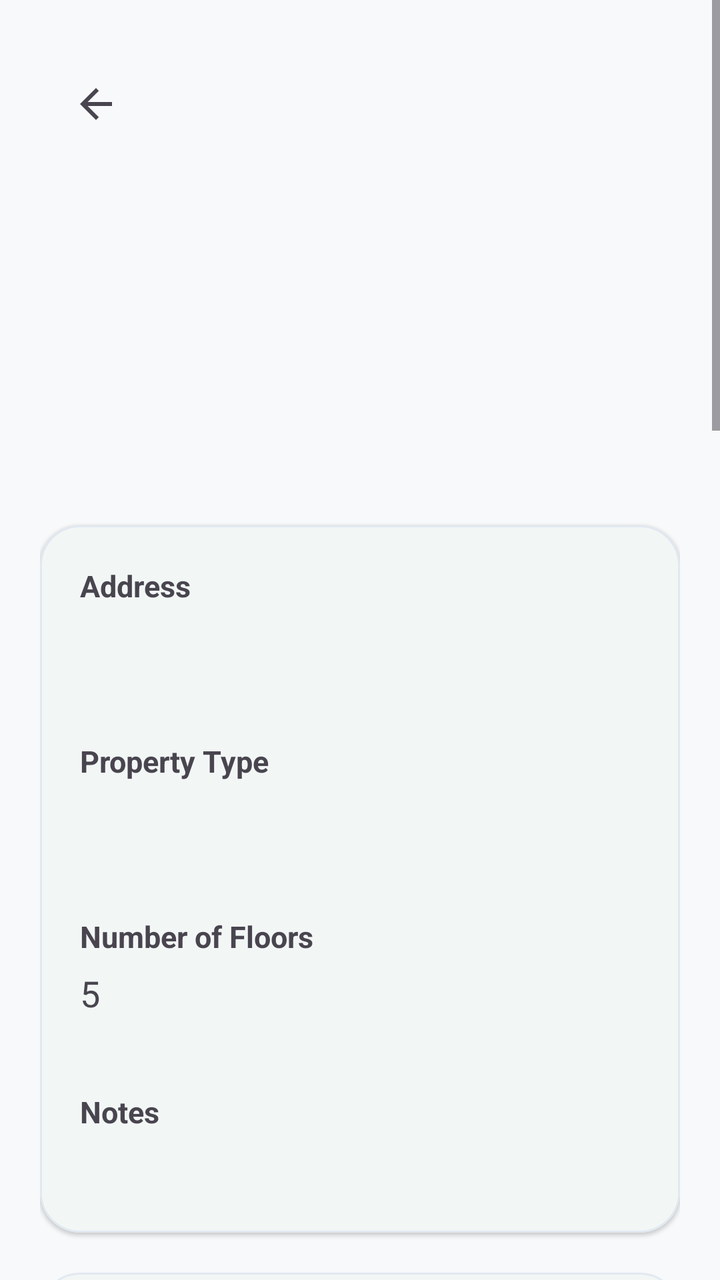
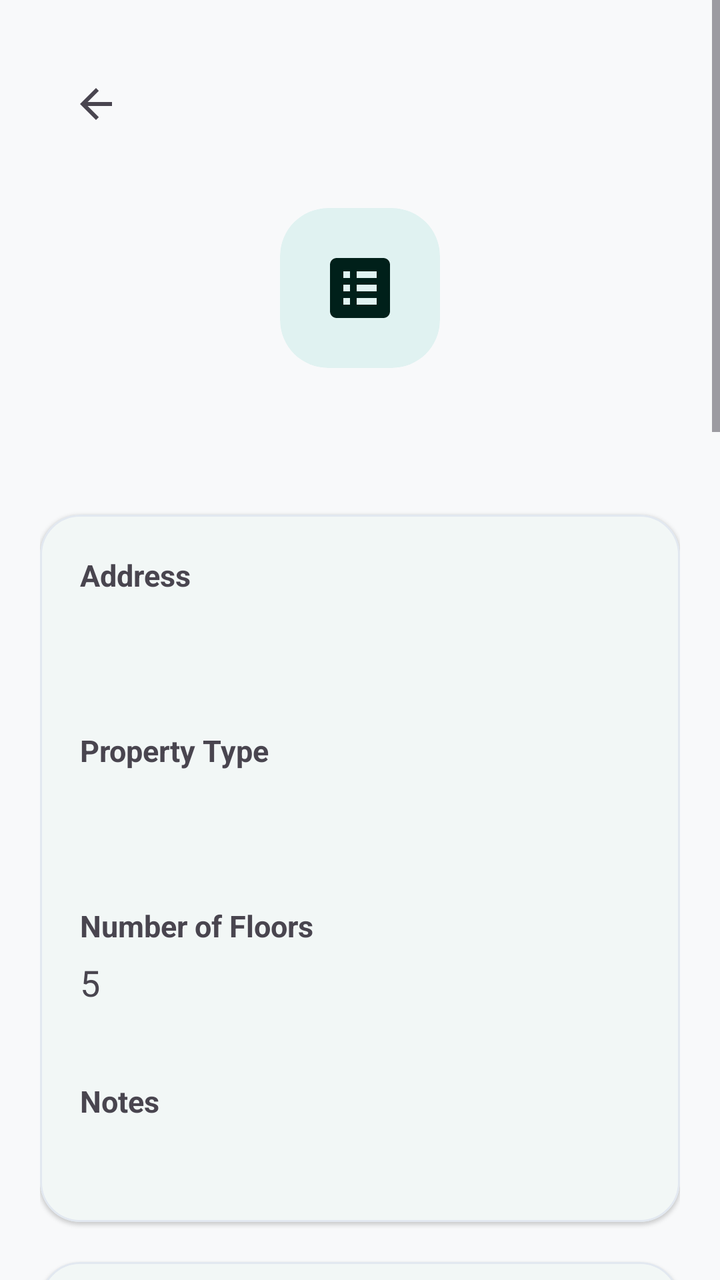

The first picture is an Android layout as it rendered before a commit; the second is the same layout after the commit. The layout source and the unified diff follow.
<!-- AndroidManifest.xml: application theme Theme.RobHouseRental -->
<!-- res/layout/activity_property_details.xml -->
<?xml version="1.0" encoding="utf-8"?>
<ScrollView
    xmlns:android="http://schemas.android.com/apk/res/android"
    xmlns:app="http://schemas.android.com/apk/res-auto"
    android:layout_width="match_parent"
    android:layout_height="match_parent"
    android:fitsSystemWindows="true"
    android:fillViewport="true">

    <LinearLayout
        android:layout_width="match_parent"
        android:layout_height="wrap_content"
        android:orientation="vertical"
        android:padding="20dp">

        
        <com.google.android.material.appbar.MaterialToolbar
            android:id="@+id/toolbarPropertyDetails"
            android:layout_width="match_parent"
            android:layout_height="?attr/actionBarSize"
            android:title="@string/property_details_title"
            app:navigationIcon="@drawable/ic_arrow_back" />

        
        <TextView
            android:id="@+id/tvPropertyIcon"
            android:layout_width="match_parent"
            android:layout_height="wrap_content"
            android:layout_marginTop="20dp"
            android:gravity="center"
            android:text=""
            android:textSize="64sp" />

        
        <TextView
            android:id="@+id/tvPropertyName"
            android:layout_width="match_parent"
            android:layout_height="wrap_content"
            android:layout_marginTop="12dp"
            android:gravity="center"
            
            android:textSize="28sp"
            android:textStyle="bold" />

        
        <com.google.android.material.card.MaterialCardView
            android:layout_width="match_parent"
            android:layout_height="wrap_content"
            android:layout_marginTop="24dp"
            app:cardCornerRadius="20dp"
            app:cardElevation="1dp"
            app:strokeWidth="1dp">

            <LinearLayout
                android:layout_width="match_parent"
                android:layout_height="wrap_content"
                android:orientation="vertical"
                android:padding="20dp">

                
                <TextView
                    android:layout_width="match_parent"
                    android:layout_height="wrap_content"
                    android:text="@string/address_label"
                    android:textSize="15sp"
                    android:textStyle="bold" />

                <TextView
                    android:id="@+id/tvPropertyAddress"
                    android:layout_width="match_parent"
                    android:layout_height="wrap_content"
                    android:layout_marginTop="6dp"
                    
                    android:textSize="18sp" />

                <View
                    android:layout_width="match_parent"
                    android:layout_height="1dp"
                    android:layout_marginVertical="18dp" />

                
                <TextView
                    android:layout_width="match_parent"
                    android:layout_height="wrap_content"
                    android:text="@string/property_type"
                    android:textSize="15sp"
                    android:textStyle="bold" />

                <TextView
                    android:id="@+id/tvPropertyType"
                    android:layout_width="match_parent"
                    android:layout_height="wrap_content"
                    android:layout_marginTop="6dp"
                    
                    android:textSize="18sp" />

                <View
                    android:layout_width="match_parent"
                    android:layout_height="1dp"
                    android:layout_marginVertical="18dp" />

                
                <TextView
                    android:layout_width="match_parent"
                    android:layout_height="wrap_content"
                    android:text="@string/number_of_floors_label"
                    android:textSize="15sp"
                    android:textStyle="bold" />

                <TextView
                    android:id="@+id/tvPropertyFloors"
                    android:layout_width="match_parent"
                    android:layout_height="wrap_content"
                    android:layout_marginTop="6dp"
                    android:text="5"
                    android:textSize="18sp" />

                <View
                    android:layout_width="match_parent"
                    android:layout_height="1dp"
                    android:layout_marginVertical="18dp" />

                
                <TextView
                    android:layout_width="match_parent"
                    android:layout_height="wrap_content"
                    android:text="@string/notes"
                    android:textSize="15sp"
                    android:textStyle="bold" />

                <TextView
                    android:id="@+id/tvPropertyNotes"
                    android:layout_width="match_parent"
                    android:layout_height="wrap_content"
                    android:layout_marginTop="6dp"
                    
                    android:textSize="18sp" />

            </LinearLayout>

        </com.google.android.material.card.MaterialCardView>

        
        <com.google.android.material.card.MaterialCardView
            android:layout_width="match_parent"
            android:layout_height="wrap_content"
            android:layout_marginTop="20dp"
            app:cardCornerRadius="20dp"
            app:cardElevation="1dp"
            app:strokeWidth="1dp">

            <LinearLayout
                android:layout_width="match_parent"
                android:layout_height="wrap_content"
                android:orientation="vertical"
                android:padding="20dp">

                <TextView
                    android:layout_width="match_parent"
                    android:layout_height="wrap_content"
                    android:text="@string/property_status_label"
                    android:textSize="20sp"
                    android:textStyle="bold" />

                <TextView
                    android:id="@+id/tvPropertyStatus"
                    android:layout_width="match_parent"
                    android:layout_height="wrap_content"
                    android:layout_marginTop="8dp"
                    
                    android:textSize="18sp" />

                <TextView
                    android:id="@+id/tvPropertyId"
                    android:layout_width="match_parent"
                    android:layout_height="wrap_content"
                    android:layout_marginTop="8dp"
                    
                    android:textSize="15sp" />

            </LinearLayout>

        </com.google.android.material.card.MaterialCardView>

        
        <com.google.android.material.card.MaterialCardView
            android:id="@+id/cardPropertyOperationalSummary"
            android:layout_width="match_parent"
            android:layout_height="wrap_content"
            android:layout_marginTop="20dp"
            app:cardCornerRadius="20dp"
            app:cardElevation="1dp"
            app:strokeWidth="1dp">

            <LinearLayout
                android:layout_width="match_parent"
                android:layout_height="wrap_content"
                android:orientation="vertical"
                android:padding="20dp">

                <TextView
                    android:layout_width="match_parent"
                    android:layout_height="wrap_content"
                    android:text="@string/tab_report_dashboard"
                    android:textSize="20sp"
                    android:textStyle="bold" />

                <GridLayout
                    android:layout_width="match_parent"
                    android:layout_height="wrap_content"
                    android:layout_marginTop="12dp"
                    android:columnCount="2"
                    android:rowCount="4">

                    <TextView
                        android:id="@+id/tvSummaryTotalUnits"
                        android:layout_width="0dp"
                        android:layout_height="wrap_content"
                        android:layout_columnWeight="1"
                        android:layout_margin="4dp"
                        android:background="?attr/colorSurfaceVariant"
                        android:padding="12dp"
                        android:text="Total Units: 0"
                        android:textSize="14sp"
                        android:textStyle="bold" />

                    <TextView
                        android:id="@+id/tvSummaryOccupiedUnits"
                        android:layout_width="0dp"
                        android:layout_height="wrap_content"
                        android:layout_columnWeight="1"
                        android:layout_margin="4dp"
                        android:background="?attr/colorSurfaceVariant"
                        android:padding="12dp"
                        android:text="Occupied: 0"
                        android:textSize="14sp"
                        android:textStyle="bold" />

                    <TextView
                        android:id="@+id/tvSummaryVacantUnits"
                        android:layout_width="0dp"
                        android:layout_height="wrap_content"
                        android:layout_columnWeight="1"
                        android:layout_margin="4dp"
                        android:background="?attr/colorSurfaceVariant"
                        android:padding="12dp"
                        android:text="Vacant: 0"
                        android:textSize="14sp"
                        android:textStyle="bold" />

                    <TextView
                        android:id="@+id/tvSummaryOccupancyRate"
                        android:layout_width="0dp"
                        android:layout_height="wrap_content"
                        android:layout_columnWeight="1"
                        android:layout_margin="4dp"
                        android:background="?attr/colorSurfaceVariant"
                        android:padding="12dp"
                        android:text="Occupancy: 0%"
                        android:textSize="14sp"
                        android:textStyle="bold" />

                    <TextView
                        android:id="@+id/tvSummaryExpectedRent"
                        android:layout_width="0dp"
                        android:layout_height="wrap_content"
                        android:layout_columnWeight="1"
                        android:layout_margin="4dp"
                        android:background="?attr/colorSurfaceVariant"
                        android:padding="12dp"
                        android:text="Expected: ৳0"
                        android:textSize="14sp"
                        android:textStyle="bold" />

                    <TextView
                        android:id="@+id/tvSummaryCollectedRent"
                        android:layout_width="0dp"
                        android:layout_height="wrap_content"
                        android:layout_columnWeight="1"
                        android:layout_margin="4dp"
                        android:background="?attr/colorSurfaceVariant"
                        android:padding="12dp"
                        android:text="Collected: ৳0"
                        android:textSize="14sp"
                        android:textStyle="bold" />

                    <TextView
                        android:id="@+id/tvSummaryOutstandingRent"
                        android:layout_width="0dp"
                        android:layout_height="wrap_content"
                        android:layout_columnSpan="2"
                        android:layout_columnWeight="2"
                        android:layout_margin="4dp"
                        android:background="?attr/colorSurfaceVariant"
                        android:padding="12dp"
                        android:text="Outstanding: ৳0"
                        android:textColor="?attr/colorError"
                        android:textSize="14sp"
                        android:textStyle="bold" />

                </GridLayout>

            </LinearLayout>

        </com.google.android.material.card.MaterialCardView>

        
        <com.google.android.material.card.MaterialCardView
            android:layout_width="match_parent"
            android:layout_height="wrap_content"
            android:layout_marginTop="20dp"
            app:cardCornerRadius="20dp"
            app:cardElevation="1dp"
            app:strokeWidth="1dp">

            <LinearLayout
                android:layout_width="match_parent"
                android:layout_height="wrap_content"
                android:orientation="vertical"
                android:padding="20dp">

                <TextView
                    android:layout_width="match_parent"
                    android:layout_height="wrap_content"
                    android:text="@string/maintenance_title"
                    android:textSize="20sp"
                    android:textStyle="bold" />

                <GridLayout
                    android:layout_width="match_parent"
                    android:layout_height="wrap_content"
                    android:layout_marginTop="12dp"
                    android:columnCount="2">

                    <TextView
                        android:id="@+id/tvMaintSummaryOpen"
                        android:layout_width="0dp"
                        android:layout_height="wrap_content"
                        android:layout_columnWeight="1"
                        android:layout_margin="4dp"
                        android:background="?attr/colorSurfaceVariant"
                        android:padding="12dp"
                        android:text="Open: 0"
                        android:textSize="14sp"
                        android:textStyle="bold" />

                    <TextView
                        android:id="@+id/tvMaintSummaryInProgress"
                        android:layout_width="0dp"
                        android:layout_height="wrap_content"
                        android:layout_columnWeight="1"
                        android:layout_margin="4dp"
                        android:background="?attr/colorSurfaceVariant"
                        android:padding="12dp"
                        android:text="In Progress: 0"
                        android:textSize="14sp"
                        android:textStyle="bold" />

                    <TextView
                        android:id="@+id/tvMaintSummaryCost"
                        android:layout_width="0dp"
                        android:layout_height="wrap_content"
                        android:layout_columnSpan="2"
                        android:layout_columnWeight="2"
                        android:layout_margin="4dp"
                        android:background="?attr/colorSurfaceVariant"
                        android:padding="12dp"
                        android:text="This Month Cost: ৳0"
                        android:textSize="14sp"
                        android:textStyle="bold" />

                </GridLayout>

                <LinearLayout
                    android:layout_width="match_parent"
                    android:layout_height="wrap_content"
                    android:layout_marginTop="12dp"
                    android:orientation="horizontal">

                    <com.google.android.material.button.MaterialButton
                        android:id="@+id/btnViewPropertyMaintenance"
                        style="@style/Widget.Material3.Button.TonalButton"
                        android:layout_width="0dp"
                        android:layout_height="wrap_content"
                        android:layout_weight="1"
                        android:layout_marginEnd="6dp"
                        android:text="@string/maintenance_title" />

                    <com.google.android.material.button.MaterialButton
                        android:id="@+id/btnAddPropertyMaintenance"
                        style="@style/Widget.Material3.Button.OutlinedButton"
                        android:layout_width="0dp"
                        android:layout_height="wrap_content"
                        android:layout_weight="1"
                        android:layout_marginStart="6dp"
                        android:text="@string/add_maintenance" />

                </LinearLayout>

            </LinearLayout>

        </com.google.android.material.card.MaterialCardView>

        
        <com.google.android.material.card.MaterialCardView
            android:layout_width="match_parent"
            android:layout_height="wrap_content"
            android:layout_marginTop="20dp"
            app:cardCornerRadius="20dp"
            app:cardElevation="1dp"
            app:strokeWidth="1dp">

            <LinearLayout
                android:layout_width="match_parent"
                android:layout_height="wrap_content"
                android:orientation="vertical"
                android:padding="20dp">

                
                <LinearLayout
                    android:layout_width="match_parent"
                    android:layout_height="wrap_content"
                    android:gravity="center_vertical"
                    android:orientation="horizontal">

                    <TextView
                        android:layout_width="0dp"
                        android:layout_height="wrap_content"
                        android:layout_weight="1"
                        android:text="@string/units_section_title"
                        android:textSize="20sp"
                        android:textStyle="bold" />

                    <TextView
                        android:id="@+id/tvUnitCount"
                        android:layout_width="wrap_content"
                        android:layout_height="wrap_content"
                        android:text="0"
                        android:textSize="20sp"
                        android:textStyle="bold" />

                </LinearLayout>

                
                <LinearLayout
                    android:layout_width="match_parent"
                    android:layout_height="wrap_content"
                    android:layout_marginTop="12dp"
                    android:orientation="vertical">

                    
                    <HorizontalScrollView
                        android:layout_width="match_parent"
                        android:layout_height="wrap_content"
                        android:scrollbars="none">

                        <com.google.android.material.chip.ChipGroup
                            android:id="@+id/chipGroupUnitStatus"
                            android:layout_width="wrap_content"
                            android:layout_height="wrap_content"
                            app:singleSelection="true">

                            <com.google.android.material.chip.Chip
                                android:id="@+id/chipUnitAll"
                                style="@style/Widget.Material3.Chip.Filter"
                                android:layout_width="wrap_content"
                                android:layout_height="wrap_content"
                                android:checked="true"
                                android:text="@string/all" />

                            <com.google.android.material.chip.Chip
                                android:id="@+id/chipUnitOccupied"
                                style="@style/Widget.Material3.Chip.Filter"
                                android:layout_width="wrap_content"
                                android:layout_height="wrap_content"
                                android:text="@string/status_occupied" />

                            <com.google.android.material.chip.Chip
                                android:id="@+id/chipUnitVacant"
                                style="@style/Widget.Material3.Chip.Filter"
                                android:layout_width="wrap_content"
                                android:layout_height="wrap_content"
                                android:text="@string/status_vacant" />

                        </com.google.android.material.chip.ChipGroup>

                    </HorizontalScrollView>

                    
                    <com.google.android.material.textfield.TextInputLayout
                        style="@style/Widget.Material3.TextInputLayout.OutlinedBox.ExposedDropdownMenu"
                        android:layout_width="match_parent"
                        android:layout_height="wrap_content"
                        android:layout_marginTop="8dp">

                        <com.google.android.material.textfield.MaterialAutoCompleteTextView
                            android:id="@+id/autoFloorFilter"
                            android:layout_width="match_parent"
                            android:layout_height="wrap_content"
                            android:hint="@string/hint_unit_floor"
                            android:inputType="none" />
                    </com.google.android.material.textfield.TextInputLayout>

                </LinearLayout>

                
                <TextView
                    android:id="@+id/tvNoUnits"
                    android:layout_width="match_parent"
                    android:layout_height="wrap_content"
                    android:layout_marginTop="16dp"
                    android:gravity="center"
                    android:text="@string/empty_units"
                    android:textSize="17sp" />

                
                <androidx.recyclerview.widget.RecyclerView
                    android:id="@+id/recyclerUnits"
                    android:layout_width="match_parent"
                    android:layout_height="wrap_content"
                    android:layout_marginTop="12dp"
                    android:nestedScrollingEnabled="false" />

                
                <com.google.android.material.button.MaterialButton
                    android:id="@+id/btnAddUnit"
                    android:layout_width="match_parent"
                    android:layout_height="wrap_content"
                    android:layout_marginTop="20dp"
                    android:minHeight="56dp"
                    android:text="@string/add_unit_button"
                    android:textSize="17sp"
                    app:cornerRadius="16dp" />

            </LinearLayout>

        </com.google.android.material.card.MaterialCardView>

        
        <com.google.android.material.card.MaterialCardView
            android:layout_width="match_parent"
            android:layout_height="wrap_content"
            android:layout_marginTop="20dp"
            app:cardCornerRadius="20dp"
            app:cardElevation="1dp"
            app:strokeWidth="1dp">

            <LinearLayout
                android:layout_width="match_parent"
                android:layout_height="wrap_content"
                android:orientation="vertical"
                android:padding="20dp">

                <LinearLayout
                    android:layout_width="match_parent"
                    android:layout_height="wrap_content"
                    android:gravity="center_vertical"
                    android:orientation="horizontal">

                    <TextView
                        android:layout_width="0dp"
                        android:layout_height="wrap_content"
                        android:layout_weight="1"
                        android:text="@string/this_month_expenses"
                        android:textSize="18sp"
                        android:textStyle="bold" />

                    <TextView
                        android:id="@+id/tvPropertyMonthExpenses"
                        android:layout_width="wrap_content"
                        android:layout_height="wrap_content"
                        android:text="৳0"
                        android:textColor="?attr/colorError"
                        android:textSize="20sp"
                        android:textStyle="bold" />

                </LinearLayout>

            </LinearLayout>

        </com.google.android.material.card.MaterialCardView>

        
        <com.google.android.material.button.MaterialButton
            android:id="@+id/btnEditProperty"
            android:layout_width="match_parent"
            android:layout_height="wrap_content"
            android:layout_marginTop="24dp"
            android:minHeight="60dp"
            android:text="@string/edit_property"
            android:textSize="18sp"
            app:cornerRadius="18dp" />

        
        <Space
            android:layout_width="match_parent"
            android:layout_height="24dp" />

    </LinearLayout>

</ScrollView>
<!-- resources referenced by this layout -->
<resources>
  <!-- drawable ic_arrow_back (drawable) -->
  <vector xmlns:android="http://schemas.android.com/apk/res/android"
      android:width="24dp"
      android:height="24dp"
      android:viewportWidth="24"
      android:viewportHeight="24"
      android:tint="?attr/colorControlNormal">
    <path
        android:fillColor="#FF000000"
        android:pathData="M20,11H7.83l5.59,-5.59L12,4l-8,8 8,8 1.41,-1.41L7.83,13H20v-2z"/>
  </vector>
  <string name="add_maintenance">Add Maintenance</string>
  <string name="add_unit_button">+ Add Unit</string>
  <string name="address_label">Address</string>
  <string name="all">All</string>
  <string name="edit_property">Edit Property</string>
  <string name="empty_units">No units found.</string>
  <string name="hint_unit_floor">Floor</string>
  <string name="maintenance_title">Maintenance &amp; Services</string>
  <string name="notes">Notes</string>
  <string name="number_of_floors_label">Number of Floors</string>
  <string name="property_details_title">Property Details</string>
  <string name="property_status_label">Property Status</string>
  <string name="property_type">Property Type</string>
  <string name="status_occupied">OCCUPIED</string>
  <string name="status_vacant">VACANT</string>
  <string name="tab_report_dashboard">Dashboard</string>
  <string name="this_month_expenses">This Month\'s Expenses</string>
  <string name="units_section_title">Units</string>
  <style name="Theme.RobHouseRental" parent="Base.Theme.RobHouseRental" />
  <color name="md_theme_primary">#00695C</color>
  <color name="md_theme_onPrimary">#FFFFFF</color>
  <color name="md_theme_primaryContainer">#E0F2F1</color>
  <color name="md_theme_onPrimaryContainer">#00201A</color>
  <color name="md_theme_secondary">#1565C0</color>
  <color name="md_theme_onSecondary">#FFFFFF</color>
  <color name="md_theme_secondaryContainer">#E3F2FD</color>
  <color name="md_theme_onSecondaryContainer">#001D36</color>
  <color name="md_theme_tertiary">#6D4C41</color>
  <color name="md_theme_onTertiary">#FFFFFF</color>
  <color name="md_theme_tertiaryContainer">#EFEBE9</color>
  <color name="md_theme_onTertiaryContainer">#25150F</color>
  <color name="md_theme_background">#F8F9FA</color>
  <color name="md_theme_onBackground">#191C1D</color>
  <color name="md_theme_surface">#FFFFFF</color>
  <color name="md_theme_onSurface">#191C1D</color>
  <color name="md_theme_surfaceVariant">#F1F5F9</color>
  <color name="md_theme_onSurfaceVariant">#475569</color>
  <color name="md_theme_outline">#CBD5E1</color>
  <style name="Widget.App.CardView" parent="Widget.Material3.CardView.Elevated">
          <item name="cardCornerRadius">16dp</item>
          <item name="cardElevation">1dp</item>
          <item name="strokeWidth">1dp</item>
          <item name="strokeColor">@color/md_theme_outlineVariant</item>
          <item name="cardBackgroundColor">@color/md_theme_surface</item>
      </style>
  <color name="md_theme_outlineVariant">#E2E8F0</color>
  <!-- unchanged entries left out for length: 1 -->
</resources>

<!-- the commit's change to res/layout/activity_property_details.xml (unified diff, before → after) -->
@@ -22,14 +22,24 @@
             app:navigationIcon="@drawable/ic_arrow_back" />
 
         
-        <TextView
-            android:id="@+id/tvPropertyIcon"
-            android:layout_width="match_parent"
-            android:layout_height="wrap_content"
+        <com.google.android.material.card.MaterialCardView
+            android:layout_width="80dp"
+            android:layout_height="80dp"
             android:layout_marginTop="20dp"
-            android:gravity="center"
-            android:text=""
-            android:textSize="64sp" />
+            android:layout_gravity="center_horizontal"
+            app:cardBackgroundColor="?attr/colorPrimaryContainer"
+            app:cardCornerRadius="24dp"
+            app:cardElevation="0dp"
+            app:strokeWidth="0dp">
+
+            <ImageView
+                android:layout_width="40dp"
+                android:layout_height="40dp"
+                android:layout_gravity="center"
+                android:src="@drawable/ic_building"
+                app:tint="?attr/colorOnPrimaryContainer" />
+
+        </com.google.android.material.card.MaterialCardView>
 
         
         <TextView
<!-- resource entries referenced after the edit -->
@@ -10,6 +10,16 @@
     <path
         android:fillColor="#FF000000"
         android:pathData="M20,11H7.83l5.59,-5.59L12,4l-8,8 8,8 1.41,-1.41L7.83,13H20v-2z"/>
+  </vector>
+  <!-- drawable ic_building (drawable) -->
+  <vector xmlns:android="http://schemas.android.com/apk/res/android"
+      android:width="24dp"
+      android:height="24dp"
+      android:viewportWidth="24"
+      android:viewportHeight="24">
+    <path
+        android:fillColor="#FF000000"
+        android:pathData="M19,3H5C3.9,3 3,3.9 3,5V19C3,20.1 3.9,21 5,21H19C20.1,21 21,20.1 21,19V5C21,3.9 20.1,3 19,3ZM7,7H9V9H7V7ZM7,11H9V13H7V11ZM7,15H9V17H7V15ZM17,17H11V15H17V17ZM17,13H11V11H17V13ZM17,9H11V7H17V9Z"/>
   </vector>
   <string name="add_maintenance">Add Maintenance</string>
   <string name="add_unit_button">+ Add Unit</string>
